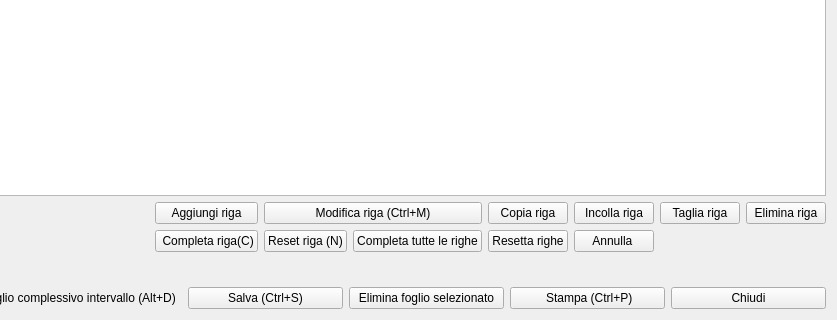
fblabs/hamlet-mod-sancon, file hworkprogram.ui: the form before one commit; both pictures show x 707 to 1544 and y 318 to 638 of the 1544 by 638 pixel window.
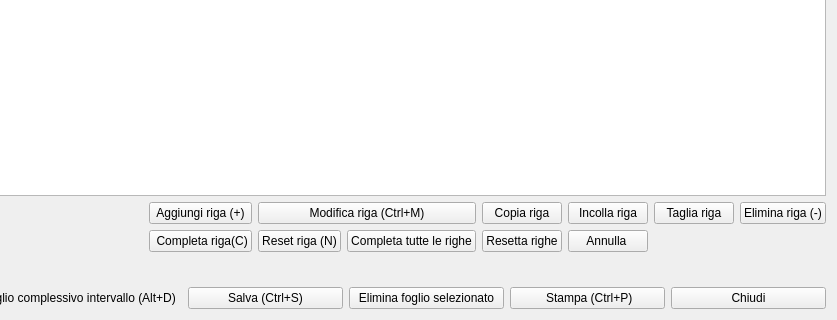
The form after the commit. Icons and pictures are not drawn.

Patch:
```diff
--- a/hworkprogram.ui
+++ b/hworkprogram.ui
@@ -357,7 +357,7 @@
        <item row="0" column="6">
         <widget class="QPushButton" name="pbRemove">
          <property name="text">
-          <string>Elimina riga</string>
+          <string>Elimina riga (-)</string>
          </property>
          <property name="icon">
           <iconset resource="icons.qrc">
@@ -371,7 +371,7 @@
        <item row="0" column="0">
         <widget class="QPushButton" name="pbAdd">
          <property name="text">
-          <string>Aggiungi riga</string>
+          <string>Aggiungi riga (+)</string>
          </property>
          <property name="icon">
           <iconset resource="icons.qrc">
```
Left out of the diff: 5 changed lines with no effect on the pictures.
